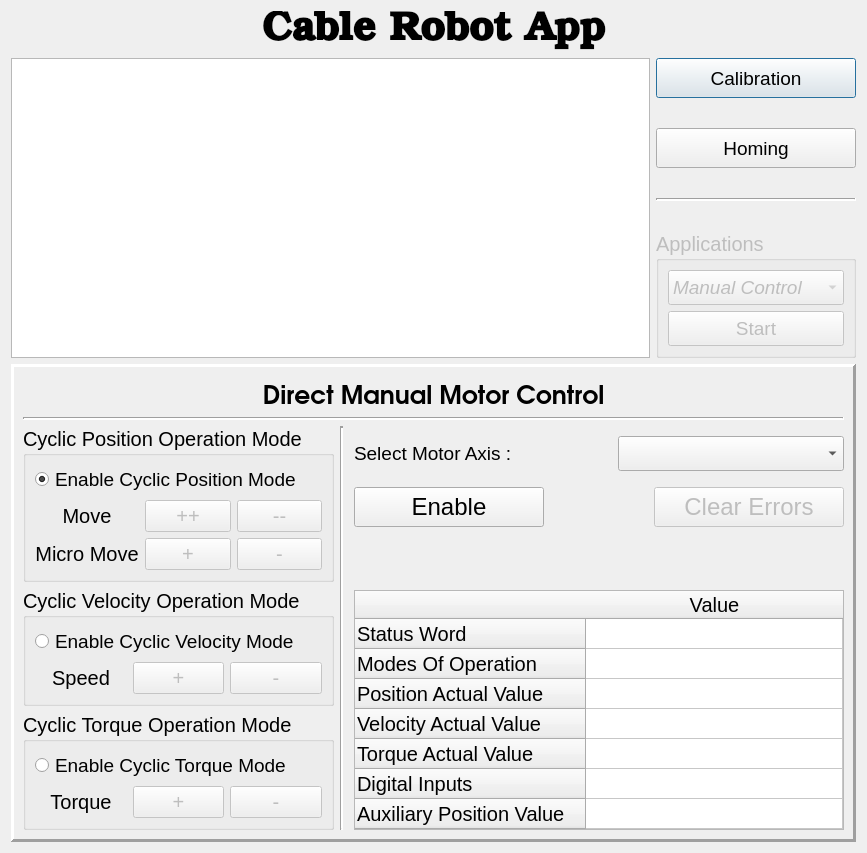
This is widgets/main_gui.ui in IRMA-LAB/cable_robot as Qt 5 draws it before an edit. The edited form follows.
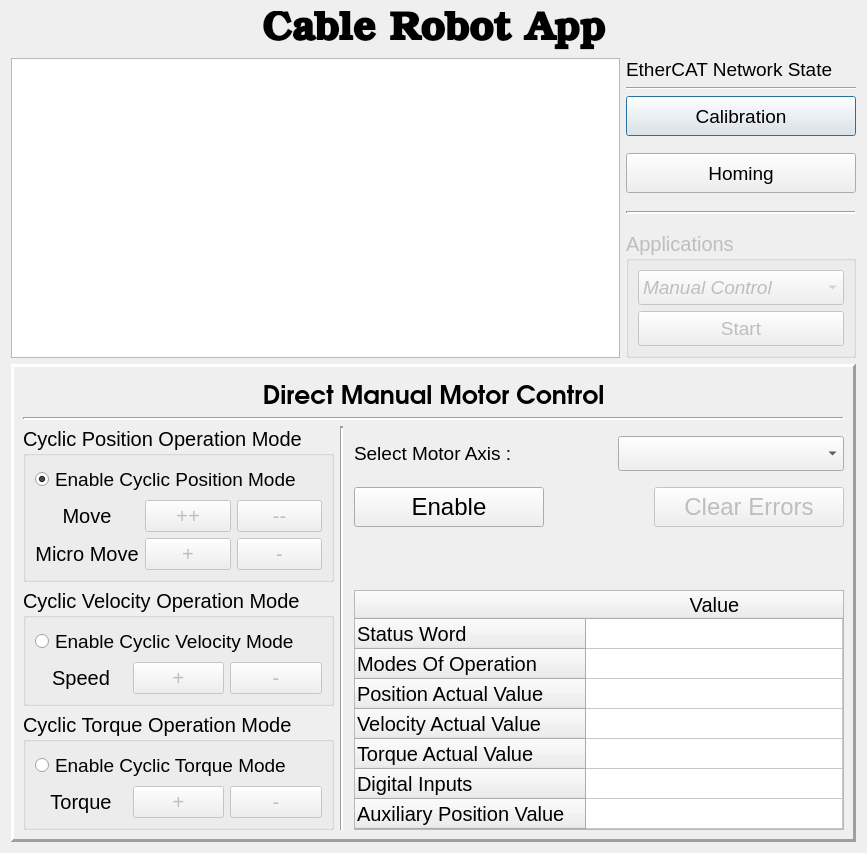
This is the edited form. Icons and pictures are not drawn.

Commit message: added ethercat status led + fixed typo

The edit to the form file:
```diff
--- a/widgets/main_gui.ui
+++ b/widgets/main_gui.ui
@@ -7,7 +7,7 @@
     <x>0</x>
     <y>0</y>
     <width>872</width>
-    <height>869</height>
+    <height>885</height>
    </rect>
   </property>
   <property name="sizePolicy">
@@ -16,6 +16,18 @@
     <verstretch>0</verstretch>
    </sizepolicy>
   </property>
+  <property name="minimumSize">
+   <size>
+    <width>872</width>
+    <height>0</height>
+   </size>
+  </property>
+  <property name="maximumSize">
+   <size>
+    <width>872</width>
+    <height>16777215</height>
+   </size>
+  </property>
   <property name="windowTitle">
    <string>CableRobotApp</string>
   </property>
@@ -55,9 +67,15 @@
     </widget>
    </item>
    <item>
-    <layout class="QHBoxLayout" name="horizontalLayout">
+    <layout class="QHBoxLayout" name="horizontalLayout_4">
      <item>
       <widget class="QTextBrowser" name="textBrowser_logs">
+       <property name="sizePolicy">
+        <sizepolicy hsizetype="Expanding" vsizetype="Expanding">
+         <horstretch>0</horstretch>
+         <verstretch>0</verstretch>
+        </sizepolicy>
+       </property>
        <property name="minimumSize">
         <size>
          <width>0</width>
@@ -68,12 +86,61 @@
      </item>
      <item>
       <layout class="QVBoxLayout" name="verticalLayout">
-       <property name="spacing">
-        <number>9</number>
-       </property>
-       <property name="sizeConstraint">
-        <enum>QLayout::SetMinimumSize</enum>
-       </property>
+       <item>
+        <layout class="QHBoxLayout" name="horizontalLayout">
+         <item>
+          <widget class="QLabel" name="label_8">
+           <property name="font">
+            <font>
+             <pointsize>14</pointsize>
+            </font>
+           </property>
+           <property name="text">
+            <string>EtherCAT Network State</string>
+           </property>
+          </widget>
+         </item>
+         <item>
+          <spacer name="horizontalSpacer_3">
+           <property name="orientation">
+            <enum>Qt::Horizontal</enum>
+           </property>
+           <property name="sizeType">
+            <enum>QSizePolicy::Minimum</enum>
+           </property>
+           <property name="sizeHint" stdset="0">
+            <size>
+             <width>10</width>
+             <height>20</height>
+            </size>
+           </property>
+          </spacer>
+         </item>
+         <item>
+          <widget class="QLabel" name="label_ec_status_led">
+           <property name="text">
+            <string/>
+           </property>
+           <property name="pixmap">
+            <pixmap resource="../resources/resources.qrc">:/img/img/grey_button.png</pixmap>
+           </property>
+           <property name="alignment">
+            <set>Qt::AlignCenter</set>
+           </property>
+           <property name="textInteractionFlags">
+            <set>Qt::NoTextInteraction</set>
+           </property>
+          </widget>
+         </item>
+        </layout>
+       </item>
+       <item>
+        <widget class="Line" name="line_4">
+         <property name="orientation">
+          <enum>Qt::Horizontal</enum>
+         </property>
+        </widget>
+       </item>
        <item>
         <widget class="QPushButton" name="pushButton_calib">
          <property name="minimumSize">
@@ -98,7 +165,7 @@
           <enum>Qt::Vertical</enum>
          </property>
          <property name="sizeType">
-          <enum>QSizePolicy::MinimumExpanding</enum>
+          <enum>QSizePolicy::Expanding</enum>
          </property>
          <property name="sizeHint" stdset="0">
           <size>
@@ -137,7 +204,7 @@
          <property name="sizeHint" stdset="0">
           <size>
            <width>20</width>
-           <height>10</height>
+           <height>5</height>
           </size>
          </property>
         </spacer>
@@ -163,7 +230,7 @@
          <property name="sizeHint" stdset="0">
           <size>
            <width>20</width>
-           <height>10</height>
+           <height>5</height>
           </size>
          </property>
         </spacer>
```
The commit also changes 4 other files.
